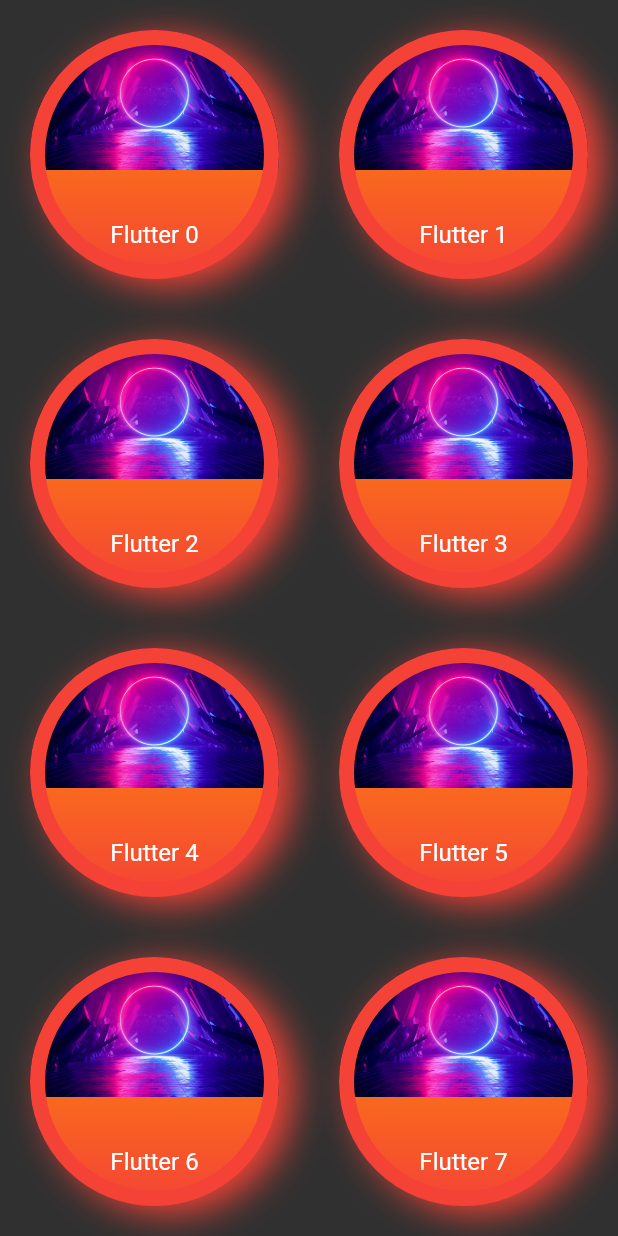
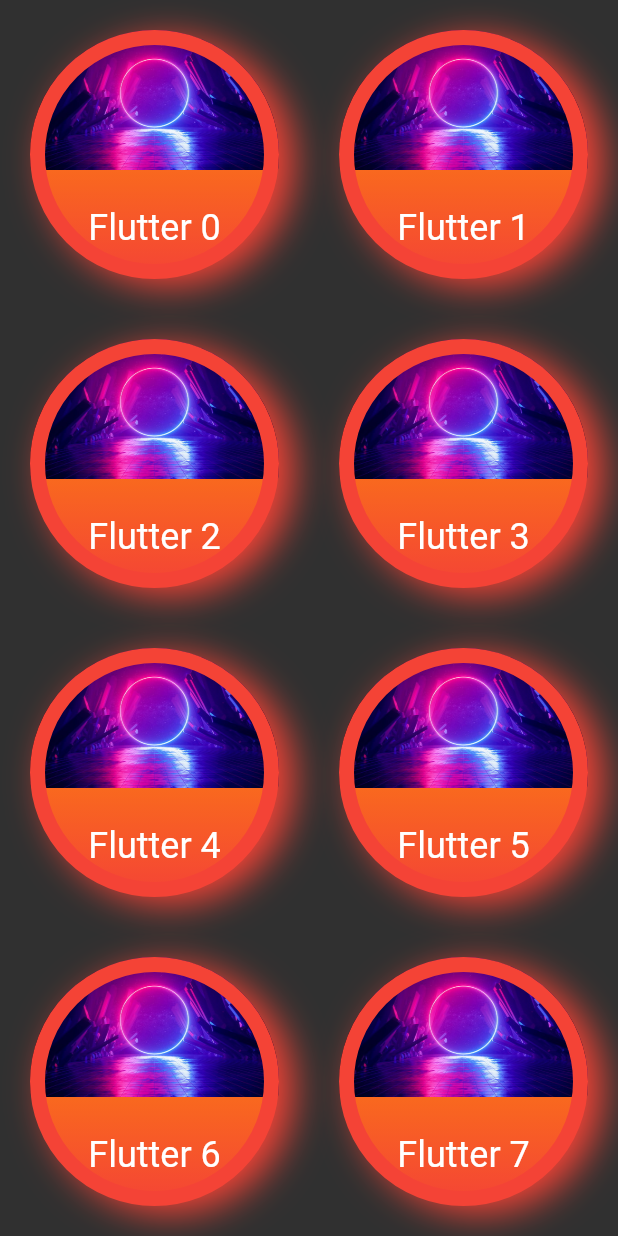
Before and after one commit to mustafauys/Introduction-to-Flutter, a Flutter app: the GridViewOrnek widget shown alone on an empty page, opened directly, on a phone screen of 412 x 824 dp. Run offline on Flutter 3.47's test engine with Material 2 defaults, Android fonts, the phone set to English and light mode, and no system bars; our stand-ins replace fluttertoast.

```diff
--- a/flutter_first/lib/ui/grid_view_kullanimi.dart
+++ b/flutter_first/lib/ui/grid_view_kullanimi.dart
@@ -38,7 +38,7 @@ class GridViewOrnek extends StatelessWidget {
               child: Text(
                 "Flutter $index",
                 textAlign: TextAlign.center,
-                style: TextStyle(fontSize: 16, color: Colors.white),
+                style: TextStyle(fontSize: 24, color: Colors.white),
               ),
             ),
           ),
```
